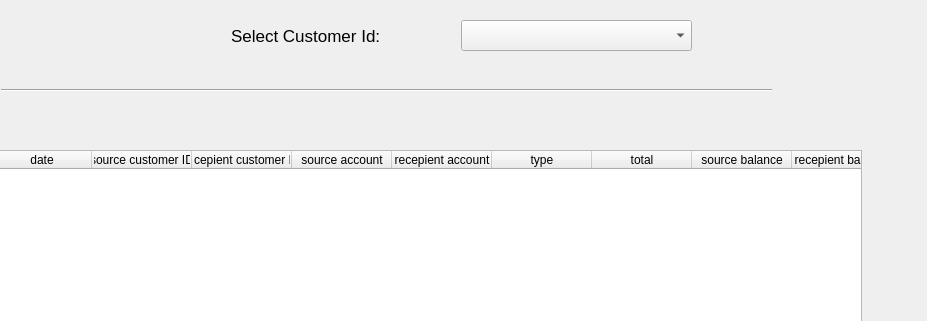
Before: the Qt Designer form Interface/UI/clerkMain.ui in m4hosam/bank-managment-system, drawn with Qt 5; both pictures show x 309 to 1236 and y 0 to 321 of the 1236 by 871 pixel window.
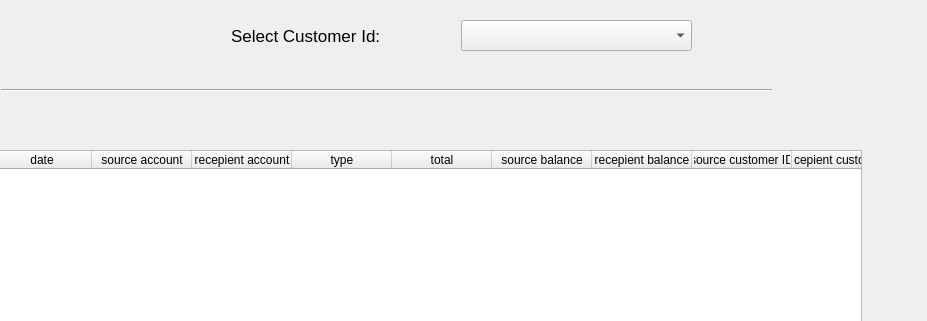
After: the same form once the commit is applied. The open tabs and pages were chosen to show the change.

```diff
--- a/Interface/UI/clerkMain.ui
+++ b/Interface/UI/clerkMain.ui
@@ -1450,16 +1450,6 @@
         <string>date</string>
        </property>
       </column>
-      <column>
-       <property name="text">
-        <string>source customer ID</string>
-       </property>
-      </column>
-      <column>
-       <property name="text">
-        <string>recepient customer ID</string>
-       </property>
-      </column>
       <column>
        <property name="text">
         <string>source account</string>
@@ -1490,6 +1480,16 @@
         <string>recepient balance</string>
        </property>
       </column>
+      <column>
+       <property name="text">
+        <string>source customer ID</string>
+       </property>
+      </column>
+      <column>
+       <property name="text">
+        <string>recepient customer ID</string>
+       </property>
+      </column>
      </widget>
     </widget>
     <widget class="QWidget" name="PCustomer_requests">
```
Left out of the diff: 2 changed lines with no effect on the pictures.
